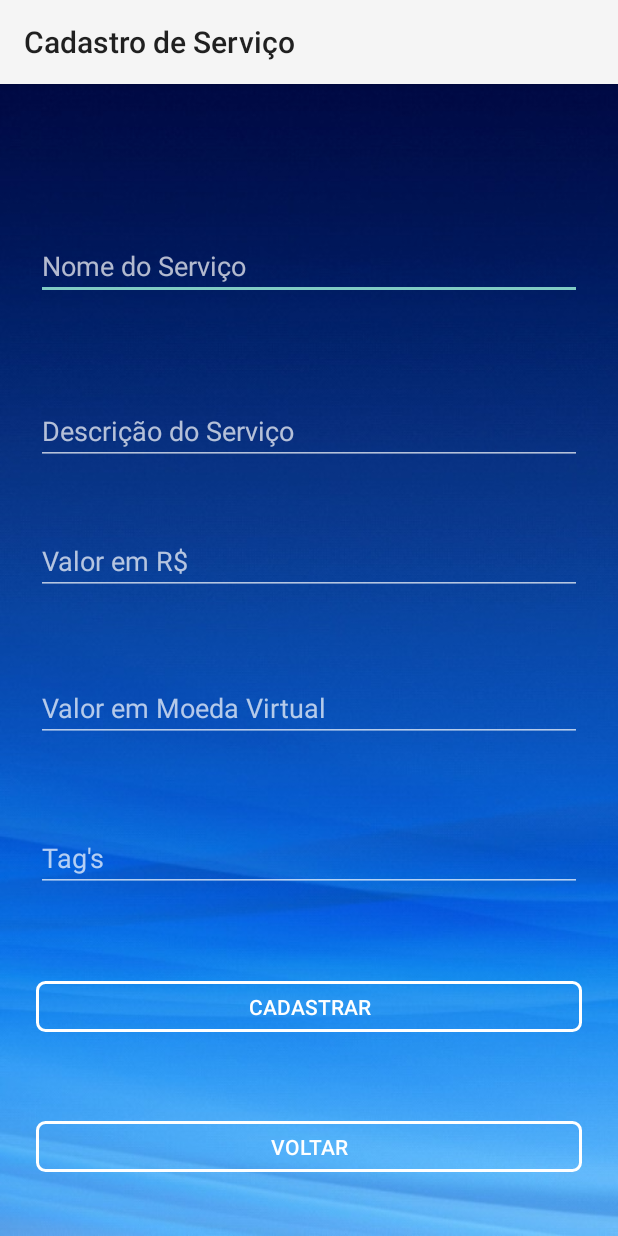
After one commit to Bnery/Jobex, an Android app: the CadServicoActivity screen opened directly, with no data from a screen before it, on a phone screen of 412 x 824 dp. The commit adds this screen. Run offline under Robolectric (Android 15) with nearby library versions, the phone set to English and light mode, and no system bars.

Commit message:
Criação das telas de Cadastro de serviço e pesquisa.

```diff
--- /dev/null
+++ b/app/src/main/java/com/example/bruno/jobex/CadServicoActivity.java
@@ -0,0 +1,19 @@
+package com.example.bruno.jobex;
+
+import android.support.v7.app.AppCompatActivity;
+import android.os.Bundle;
+import android.view.View;
+
+public class CadServicoActivity extends AppCompatActivity {
+
+    @Override
+    protected void onCreate(Bundle savedInstanceState) {
+        super.onCreate(savedInstanceState);
+        setContentView(R.layout.activity_cad_servico);
+    }
+
+    public void btnVoltar(View v)
+    {
+        finish();
+    }
+}
--- a/app/src/main/java/com/example/bruno/jobex/LoginActivity.java
+++ b/app/src/main/java/com/example/bruno/jobex/LoginActivity.java
@@ -20,6 +20,7 @@ public class LoginActivity extends AppCompatActivity {
         Intent i = new Intent( LoginActivity.this, TelaPrincipalActivity.class);
         startActivity(i);
     }
+
     public void btnCadastrar(View v)
     {
         Intent i = new Intent(LoginActivity.this, CadUserActivity.class);
--- /dev/null
+++ b/app/src/main/res/layout/activity_cad_servico.xml
@@ -0,0 +1,130 @@
+<?xml version="1.0" encoding="utf-8"?>
+<android.support.constraint.ConstraintLayout xmlns:android="http://schemas.android.com/apk/res/android"
+    xmlns:app="http://schemas.android.com/apk/res-auto"
+    xmlns:tools="http://schemas.android.com/tools"
+    android:layout_width="match_parent"
+    android:layout_height="match_parent"
+    android:background="@drawable/background_app"
+    android:theme="@style/Theme.AppCompat"
+    tools:context=".CadServicoActivity"
+    tools:layout_editor_absoluteY="25dp">
+
+    <EditText
+        android:id="@+id/edtCadNome"
+        android:layout_width="0dp"
+        android:layout_height="wrap_content"
+        android:layout_marginStart="24dp"
+        android:layout_marginLeft="24dp"
+        android:layout_marginTop="73dp"
+        android:layout_marginEnd="24dp"
+        android:layout_marginRight="24dp"
+        android:layout_marginBottom="39dp"
+        android:ems="10"
+        android:hint="Nome do Serviço"
+        android:inputType="textPersonName"
+        app:layout_constraintBottom_toTopOf="@+id/edtCadCpf"
+        app:layout_constraintEnd_toEndOf="parent"
+        app:layout_constraintStart_toStartOf="parent"
+        app:layout_constraintTop_toTopOf="parent" />
+
+    <EditText
+        android:id="@+id/edtCadCpf"
+        android:layout_width="0dp"
+        android:layout_height="wrap_content"
+        android:layout_marginStart="24dp"
+        android:layout_marginLeft="24dp"
+        android:layout_marginEnd="24dp"
+        android:layout_marginRight="24dp"
+        android:layout_marginBottom="16dp"
+        android:ems="10"
+        android:hint="Descrição do Serviço"
+        android:inputType="textPersonName"
+        app:layout_constraintBottom_toTopOf="@+id/edtCadEmail"
+        app:layout_constraintEnd_toEndOf="parent"
+        app:layout_constraintStart_toStartOf="parent"
+        app:layout_constraintTop_toBottomOf="@+id/edtCadNome" />
+
+    <EditText
+        android:id="@+id/edtCadEmail"
+        android:layout_width="0dp"
+        android:layout_height="wrap_content"
+        android:layout_marginStart="24dp"
+        android:layout_marginLeft="24dp"
+        android:layout_marginEnd="24dp"
+        android:layout_marginRight="24dp"
+        android:layout_marginBottom="27dp"
+        android:ems="10"
+        android:hint="Valor em R$"
+        android:inputType="textPersonName"
+        app:layout_constraintBottom_toTopOf="@+id/edtCadSenha"
+        app:layout_constraintEnd_toEndOf="parent"
+        app:layout_constraintStart_toStartOf="parent"
+        app:layout_constraintTop_toBottomOf="@+id/edtCadCpf" />
+
+    <Button
+        android:id="@+id/btnCadastrar"
+        android:layout_width="0dp"
+        android:layout_height="34dp"
+        android:layout_marginStart="24dp"
+        android:layout_marginLeft="24dp"
+        android:layout_marginEnd="24dp"
+        android:layout_marginRight="24dp"
+        android:layout_marginBottom="34dp"
+        android:background="@drawable/btn_theme"
+        android:text="CADASTRAR"
+        app:layout_constraintBottom_toTopOf="@+id/btnBackLogin"
+        app:layout_constraintEnd_toEndOf="parent"
+        app:layout_constraintStart_toStartOf="parent"
+        app:layout_constraintTop_toBottomOf="@+id/edtCadSenha2" />
+
+    <EditText
+        android:id="@+id/edtCadSenha"
+        android:layout_width="0dp"
+        android:layout_height="wrap_content"
+        android:layout_marginStart="24dp"
+        android:layout_marginLeft="24dp"
+        android:layout_marginEnd="24dp"
+        android:layout_marginRight="24dp"
+        android:layout_marginBottom="29dp"
+        android:ems="10"
+        android:hint="Valor em Moeda Virtual"
+        android:inputType="textPersonName"
+        app:layout_constraintBottom_toTopOf="@+id/edtCadSenha2"
+        app:layout_constraintEnd_toEndOf="parent"
+        app:layout_constraintStart_toStartOf="parent"
+        app:layout_constraintTop_toBottomOf="@+id/edtCadEmail" />
+
+    <EditText
+        android:id="@+id/edtCadSenha2"
+        android:layout_width="0dp"
+        android:layout_height="wrap_content"
+        android:layout_marginStart="24dp"
+        android:layout_marginLeft="24dp"
+        android:layout_marginEnd="24dp"
+        android:layout_marginRight="24dp"
+        android:layout_marginBottom="34dp"
+        android:ems="10"
+        android:hint="Tag's"
+        android:inputType="textPersonName"
+        app:layout_constraintBottom_toTopOf="@+id/btnCadastrar"
+        app:layout_constraintEnd_toEndOf="parent"
+        app:layout_constraintStart_toStartOf="parent"
+        app:layout_constraintTop_toBottomOf="@+id/edtCadSenha" />
+
+    <Button
+        android:id="@+id/btnBackLogin"
+        android:layout_width="0dp"
+        android:layout_height="34dp"
+        android:layout_marginStart="24dp"
+        android:layout_marginLeft="24dp"
+        android:layout_marginEnd="24dp"
+        android:layout_marginRight="24dp"
+        android:layout_marginBottom="17dp"
+        android:background="@drawable/btn_theme"
+        android:onClick="btnVoltar"
+        android:text="voltar"
+        app:layout_constraintBottom_toBottomOf="parent"
+        app:layout_constraintEnd_toEndOf="parent"
+        app:layout_constraintStart_toStartOf="parent"
+        app:layout_constraintTop_toBottomOf="@+id/btnCadastrar" />
+</android.support.constraint.ConstraintLayout>
```
Also changed, not shown: app/src/main/AndroidManifest.xml (+12 -2 lines), app/src/main/java/com/example/bruno/jobex/PesquisaServicoActivity.java (added, +13 -0 lines), app/src/main/java/com/example/bruno/jobex/ServicoModelo.java (+56 -0 lines), app/src/main/java/com/example/bruno/jobex/TelaPrincipalActivity.java (+8 -0 lines), app/src/main/res/layout/activity_pesquisa_servico.xml (added, +43 -0 lines), app/src/main/res/layout/activity_tela_principal.xml (+4 -3 lines).
